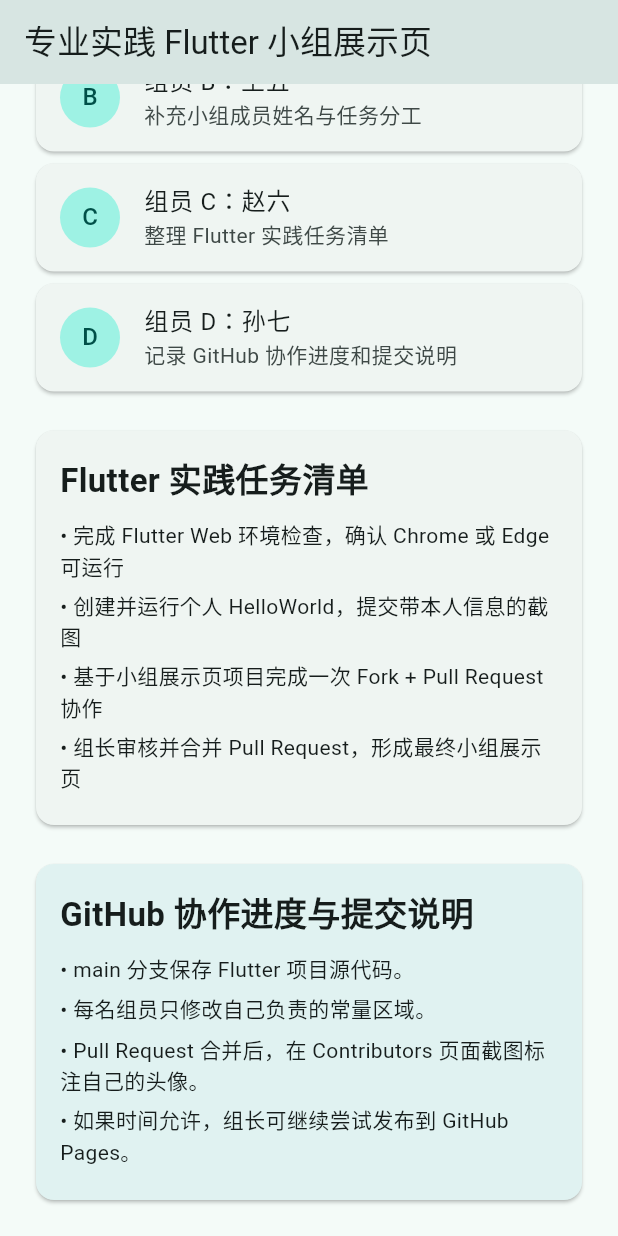
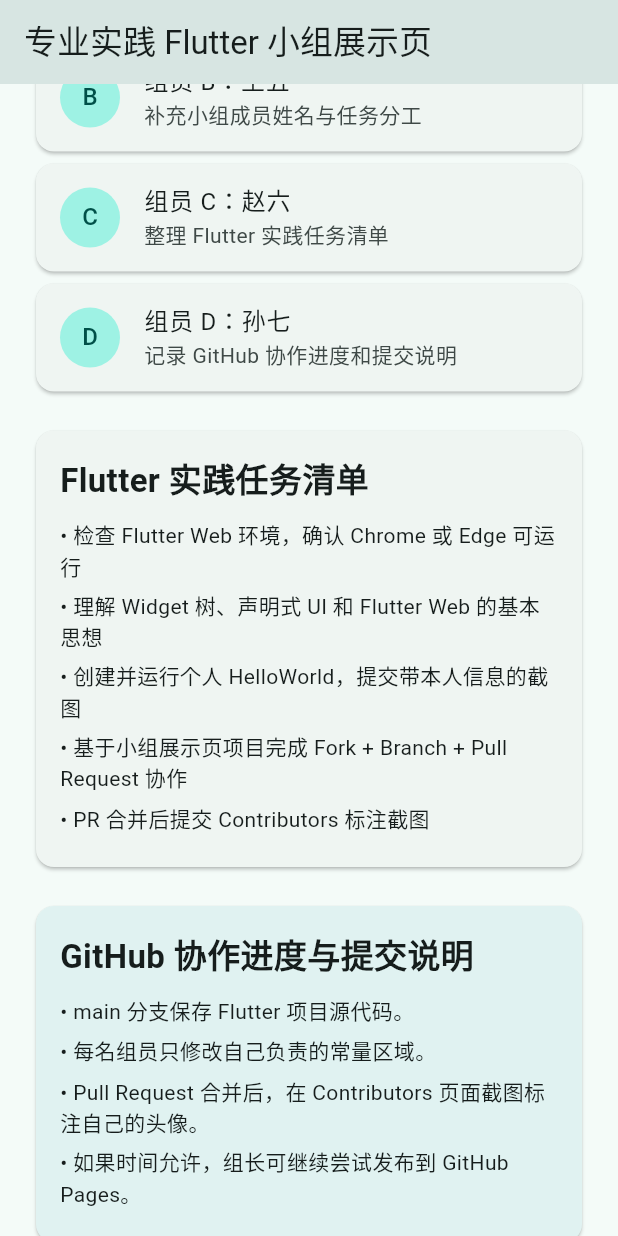
Before and after one commit to wbl65535/professional_practice_flutter_board, a Flutter app: the screen it shows after launch, scrolled down 465 dp, on a phone screen of 412 x 824 dp. Run offline on Flutter 3.47's test engine with Material 3 defaults, Android fonts, the phone set to English and light mode, and no system bars.

Commit message:
complete issue 3 update practice tasks

```diff
--- a/lib/main.dart
+++ b/lib/main.dart
@@ -36,11 +36,12 @@
   ];
 
   static const List<String> practiceTasks = [
-    '完成 Flutter Web 环境检查，确认 Chrome 或 Edge 可运行',
+    '检查 Flutter Web 环境，确认 Chrome 或 Edge 可运行',
+    '理解 Widget 树、声明式 UI 和 Flutter Web 的基本思想',
     '创建并运行个人 HelloWorld，提交带本人信息的截图',
-    '基于小组展示页项目完成一次 Fork + Pull Request 协作',
-    '组长审核并合并 Pull Request，形成最终小组展示页',
-  ];
+    '基于小组展示页项目完成 Fork + Branch + Pull Request 协作',
+    'PR 合并后提交 Contributors 标注截图',
+];
 
   static const List<String> progressNotes = [
     'main 分支保存 Flutter 项目源代码。',
```
